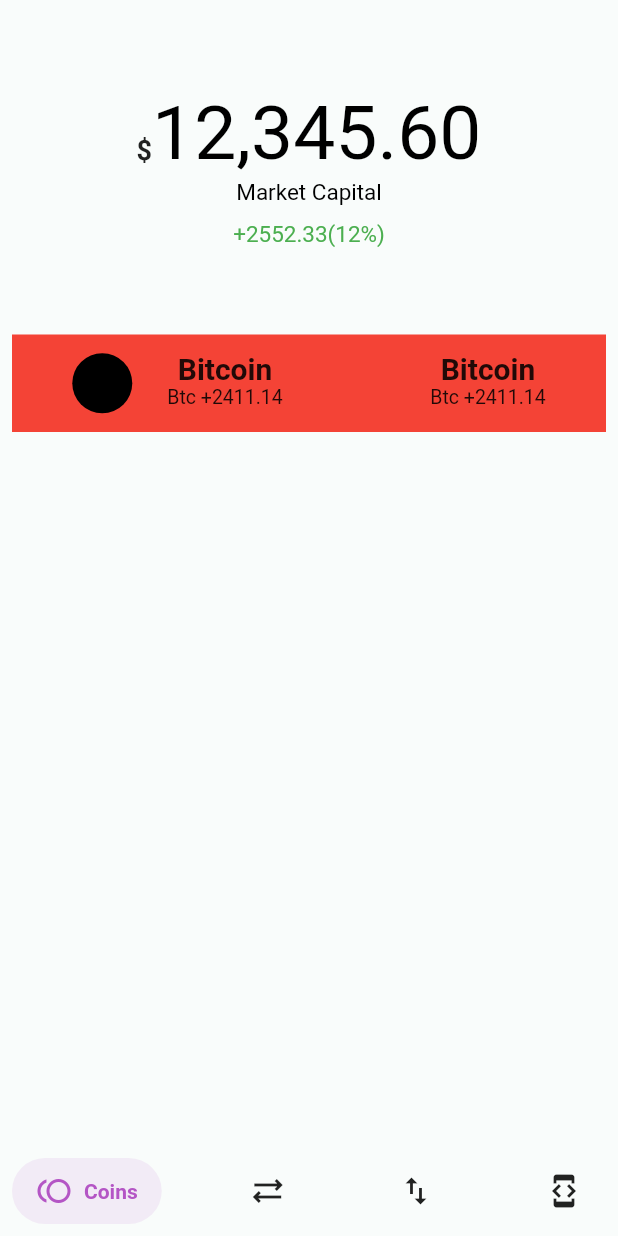
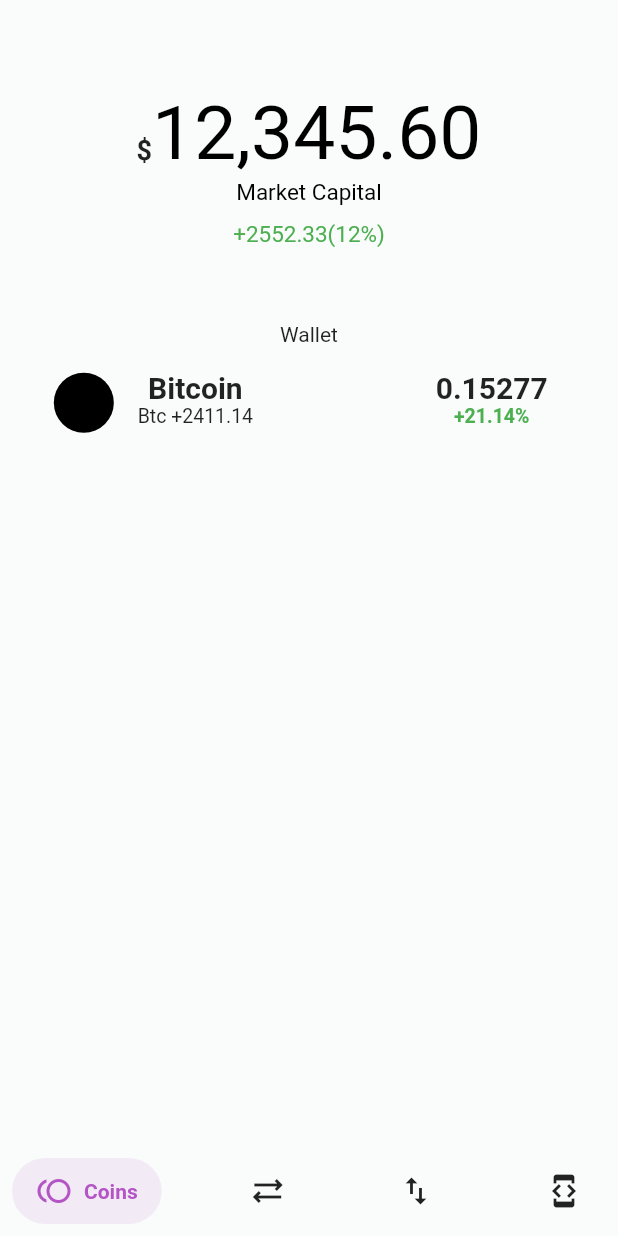
Before and after one commit to Kaleab41/CryptoExchange, a Flutter app: the screen it shows after launch, on a phone screen of 412 x 824 dp. Run offline on Flutter 3.47's test engine with Material 2 defaults, Android fonts, the phone set to English and light mode, and no system bars; drawn by our look-alikes of salomon_bottom_bar.

Commit message:
Final card touches complete api integration for coin page remaining

```diff
--- a/lib/Pages/Coins.dart
+++ b/lib/Pages/Coins.dart
@@ -57,13 +57,15 @@ class CoinsPage extends StatelessWidget {
             ],
           ),
           SizedBox(height: 50),
+          Text('Wallet'),
           Padding(
-            padding: const EdgeInsets.all(8.0),
+            padding: const EdgeInsets.all(5.0),
             child: Container(
               child: Padding(
-                  padding: const EdgeInsets.symmetric(horizontal: 25),
+                padding: const EdgeInsets.symmetric(horizontal: 15),
                 child: Padding(
-                    padding: const EdgeInsets.all(11.0),
+                  padding: const EdgeInsets.only(
+                      left: 0, right: 11, top: 11, bottom: 11),
                   child: Row(mainAxisAlignment: MainAxisAlignment.spaceEvenly,
                       // crossAxisAlignment: CrossAxisAlignment.center,
                       children: [
@@ -71,13 +73,11 @@ class CoinsPage extends StatelessWidget {
                           backgroundColor: Colors.black,
                           radius: 20,
                         ),
-                          SizedBox(width: 15),
                         Column(
                           children: [
                             Text('Bitcoin',
                                 style: TextStyle(
-                                      fontWeight: FontWeight.bold,
-                                      fontSize: 20)),
+                                    fontWeight: FontWeight.bold, fontSize: 20)),
                             Text('Btc +2411.14',
                                 style: TextStyle(
                                     fontWeight: FontWeight.normal,
@@ -87,14 +87,17 @@ class CoinsPage extends StatelessWidget {
                         SizedBox(width: 90),
                         Column(
                           children: [
-                              Text('Bitcoin',
+                            Text('0.15277',
                                 style: TextStyle(
-                                      fontWeight: FontWeight.bold,
-                                      fontSize: 20)),
-                              Text('Btc +2411.14',
+                                    fontWeight: FontWeight.bold, fontSize: 20)),
+                            Text(
+                              '+21.14%',
                               style: TextStyle(
-                                      fontWeight: FontWeight.normal,
-                                      fontSize: 13)),
+                                fontWeight: FontWeight.w700,
+                                fontSize: 13,
+                                color: Colors.green,
+                              ),
+                            ),
                           ],
                         )
                       ]),
@@ -102,7 +105,7 @@ class CoinsPage extends StatelessWidget {
               ),
               height: 65,
               width: double.infinity,
-                color: Colors.red),
+            ),
           )
         ],
       ),
```
Lines whose indentation alone changed are shown as unchanged.
